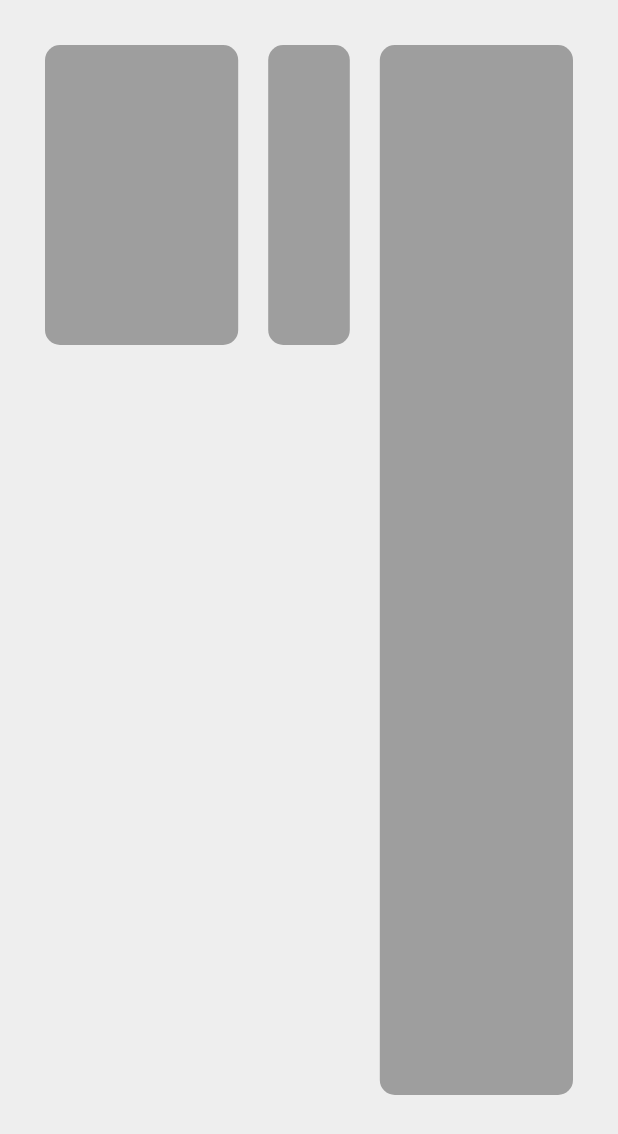
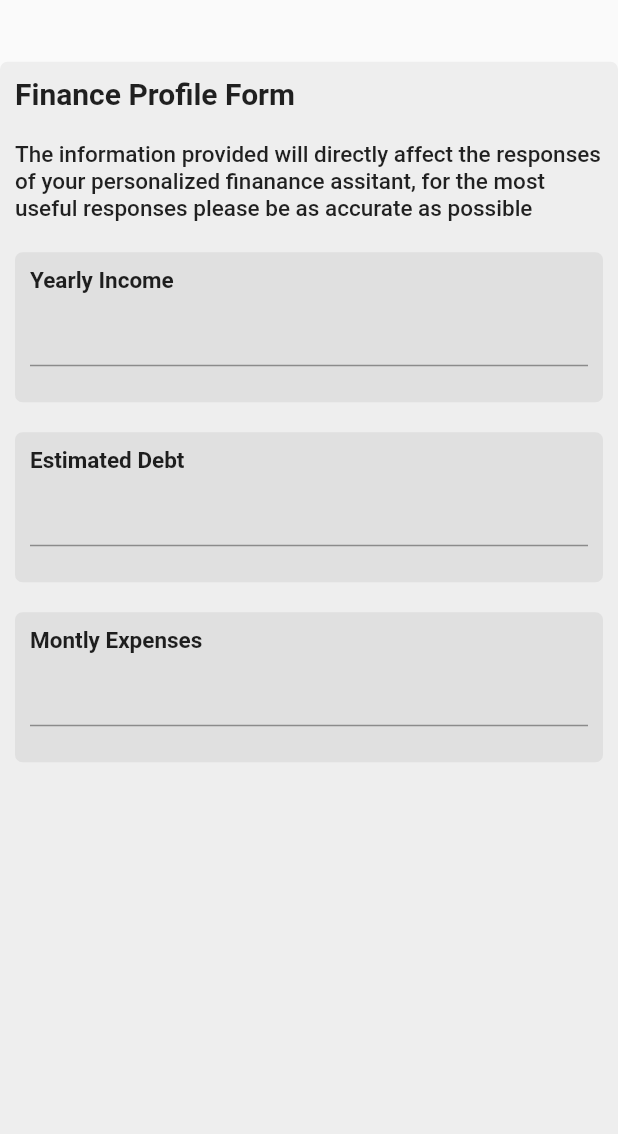
Before and after one commit to hack-tx/fintechbeemo, a Flutter app: the screen it shows after launch, on a phone screen of 412 x 824 dp. Shown: the top 1134 px of the screen. Run offline on Flutter 3.47's test engine with Material 2 defaults, Android fonts, the phone set to English and light mode, and no system bars; our stand-ins replace chat_bubbles, file_picker; missing offline and left inert: another_dashed_container.

Commit message:
form page & stats page

```diff
--- /dev/null
+++ b/lib/features/form.dart
@@ -0,0 +1,125 @@
+// ignore_for_file: prefer_const_constructors, prefer_const_literals_to_create_immutables
+
+import 'package:flutter/material.dart';
+
+class UserProfileForm extends StatefulWidget {
+  const UserProfileForm({super.key});
+
+  @override
+  State<UserProfileForm> createState() => _UserProfileFormState();
+}
+
+class _UserProfileFormState extends State<UserProfileForm> {
+  @override
+  Widget build(BuildContext context) {
+    return Scaffold(
+      body: Center(
+        child: Container(
+          width: MediaQuery.of(context).size.width > 1000
+              ? MediaQuery.of(context).size.width * 0.5
+              : MediaQuery.of(context).size.width,
+          height: MediaQuery.of(context).size.height * 0.9,
+          decoration: BoxDecoration(
+            borderRadius: BorderRadius.circular(5),
+            color: Colors.grey[200],
+          ),
+          child: Column(
+            crossAxisAlignment: CrossAxisAlignment.start,
+            children: [
+              Container(
+                margin: EdgeInsets.all(10),
+                child: Text(
+                  'Finance Profile Form',
+                  style: TextStyle(fontSize: 20, fontWeight: FontWeight.bold),
+                ),
+              ),
+              Container(
+                width: 500,
+                margin: EdgeInsets.all(10),
+                child: Text(
+                  'The information provided will directly affect the responses of your personalized finanance assitant, for the most useful responses please be as accurate as possible',
+                  style: TextStyle(fontSize: 15, fontWeight: FontWeight.w500),
+                ),
+              ),
+              Center(
+                child: Container(
+                  decoration: BoxDecoration(
+                    borderRadius: BorderRadius.circular(5),
+                    color: Colors.grey[300],
+                  ),
+                  padding: EdgeInsets.all(10),
+                  height: 100,
+                  width: 500,
+                  margin: EdgeInsets.all(10),
+                  child: Column(
+                    crossAxisAlignment: CrossAxisAlignment.start,
+                    children: [
+                      Text(
+                        'Yearly Income',
+                        style: TextStyle(
+                            fontSize: 15, fontWeight: FontWeight.bold),
+                      ),
+                      Center(
+                        child: TextFormField(),
+                      )
+                    ],
+                  ),
+                ),
+              ),
+              Center(
+                child: Container(
+                  decoration: BoxDecoration(
+                    borderRadius: BorderRadius.circular(5),
+                    color: Colors.grey[300],
+                  ),
+                  padding: EdgeInsets.all(10),
+                  height: 100,
+                  width: 500,
+                  margin: EdgeInsets.all(10),
+                  child: Column(
+                    crossAxisAlignment: CrossAxisAlignment.start,
+                    children: [
+                      Text(
+                        'Estimated Debt',
+                        style: TextStyle(
+                            fontSize: 15, fontWeight: FontWeight.bold),
+                      ),
+                      Center(
+                        child: TextFormField(),
+                      )
+                    ],
+                  ),
+                ),
+              ),
+              Center(
+                child: Container(
+                  decoration: BoxDecoration(
+                    borderRadius: BorderRadius.circular(5),
+                    color: Colors.grey[300],
+                  ),
+                  padding: EdgeInsets.all(10),
+                  height: 100,
+                  width: 500,
+                  margin: EdgeInsets.all(10),
+                  child: Column(
+                    crossAxisAlignment: CrossAxisAlignment.start,
+                    children: [
+                      Text(
+                        'Montly Expenses',
+                        style: TextStyle(
+                            fontSize: 15, fontWeight: FontWeight.bold),
+                      ),
+                      Center(
+                        child: TextFormField(),
+                      )
+                    ],
+                  ),
+                ),
+              ),
+            ],
+          ),
+        ),
+      ),
+    );
+  }
+}
--- a/lib/features/stats.dart
+++ b/lib/features/stats.dart
@@ -22,35 +22,35 @@ class StatsPage extends StatelessWidget {
               crossAxisAlignment: CrossAxisAlignment.start,
               children: [
                 Expanded(
-                  flex: 2,
+                  flex: 4,
                   child: Container(
-                    margin: EdgeInsets.all(10),
+                    margin: EdgeInsets.all(5),
                     // width: _size.width * .3,
                     height: 200,
                     decoration: BoxDecoration(
-                        borderRadius: BorderRadius.circular(10),
-                        color: Colors.grey),
-                  ),
-                ),
-                Expanded(
-                  flex: 1,
-                  child: Container(
-                    margin: EdgeInsets.all(10),
-                    // width: _size.width * .2,
-                    height: 200,
-                    decoration: BoxDecoration(
-                        borderRadius: BorderRadius.circular(10),
+                        borderRadius: BorderRadius.circular(5),
                         color: Colors.grey),
                   ),
                 ),
                 Expanded(
                   flex: 2,
                   child: Container(
-                    margin: EdgeInsets.all(10),
+                    margin: EdgeInsets.all(5),
+                    // width: _size.width * .2,
+                    height: 200,
+                    decoration: BoxDecoration(
+                        borderRadius: BorderRadius.circular(5),
+                        color: Colors.grey),
+                  ),
+                ),
+                Expanded(
+                  flex: 2,
+                  child: Container(
+                    margin: EdgeInsets.all(5),
                     width: _size.width * .3,
-                    height: 700,
+                    height: 850,
                     decoration: BoxDecoration(
-                        borderRadius: BorderRadius.circular(10),
+                        borderRadius: BorderRadius.circular(5),
                         color: Colors.grey),
                   ),
                 ),
--- a/lib/main.dart
+++ b/lib/main.dart
@@ -1,4 +1,5 @@
 import 'package:fintechbeemo/features/ai_chatbot.dart';
+import 'package:fintechbeemo/features/form.dart';
 import 'package:fintechbeemo/features/user_flow.dart';
 import 'package:flutter/material.dart';
 
@@ -13,7 +14,7 @@ class MyApp extends StatelessWidget {
       theme: ThemeData(
         primarySwatch: Colors.blue,
       ),
-      home: (AIChatBotPage()), // Use the AiChatbotPage as the home page
+      home: (UserProfileForm()), // Use the AiChatbotPage as the home page
     );
   }
 }
```
